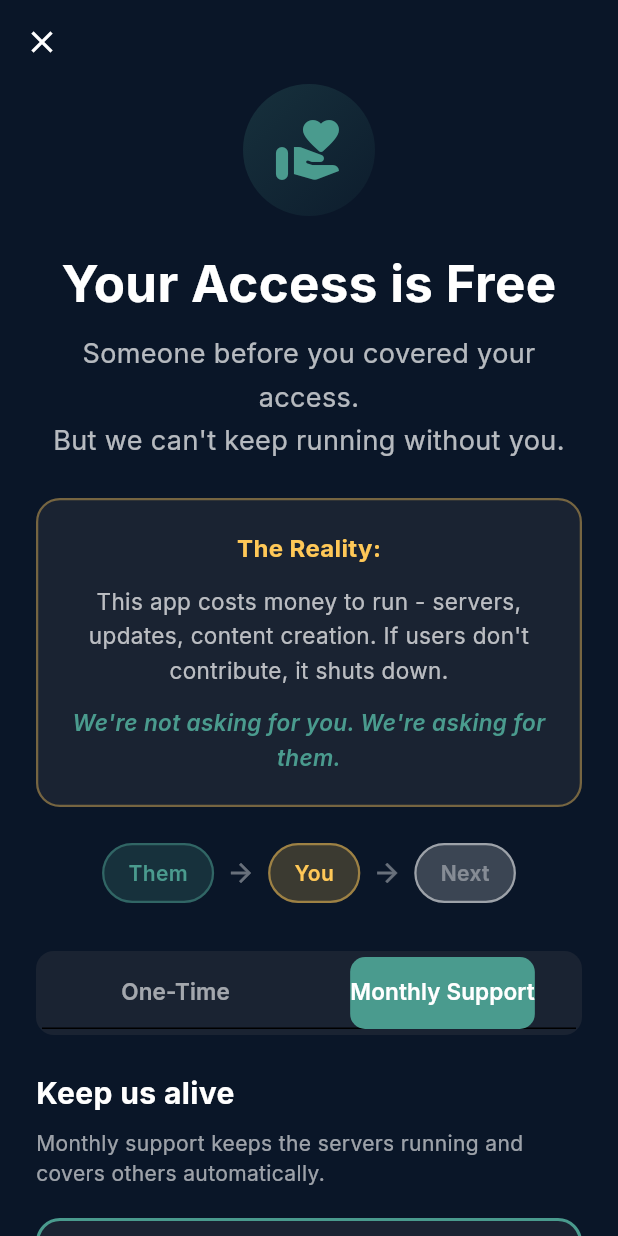
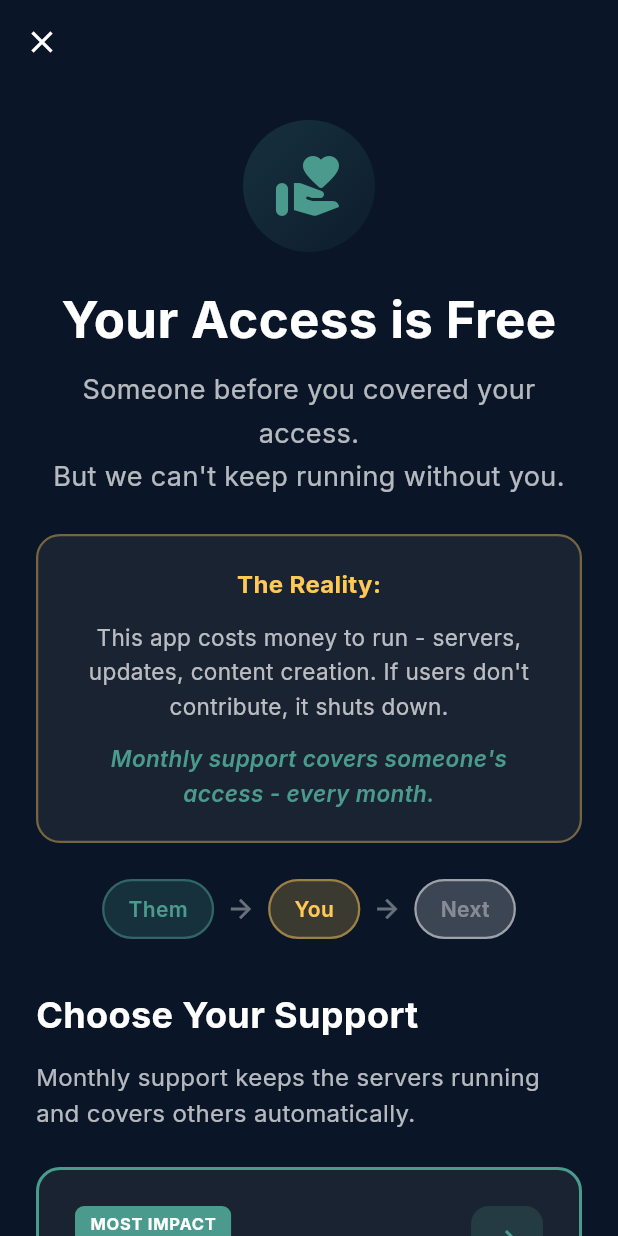
Before and after one commit to darrengalvin/oceaninsights, a Flutter app: the PayItForwardScreen screen opened directly, on a phone screen of 412 x 824 dp. Run offline on Flutter 3.47's test engine with Material 3 defaults, Android fonts, the phone set to English and light mode, and no system bars; our stand-ins replace flutter_animate, google_fonts, hive, hive_flutter, in_app_purchase, just_audio and 1 more; accounts and stored records are empty.

Commit message:
Remove one-time payments, keep only monthly subscriptions, add App Store IAP setup guide

```diff
--- a/lib/features/pay_it_forward/screens/pay_it_forward_screen.dart
+++ b/lib/features/pay_it_forward/screens/pay_it_forward_screen.dart
@@ -9,31 +9,21 @@ class PayItForwardScreen extends StatefulWidget {
   State<PayItForwardScreen> createState() => _PayItForwardScreenState();
 }
 
-class _PayItForwardScreenState extends State<PayItForwardScreen> with SingleTickerProviderStateMixin {
+class _PayItForwardScreenState extends State<PayItForwardScreen> {
   final IAPService _iapService = IAPService();
   bool _isLoading = true;
-  List<PurchaseOption> _oneTimeOptions = [];
   List<PurchaseOption> _subscriptionOptions = [];
-  late TabController _tabController;
 
   @override
   void initState() {
     super.initState();
-    _tabController = TabController(length: 2, vsync: this, initialIndex: 1); // Start on Monthly Support tab
     _loadProducts();
-  }
-
-  @override
-  void dispose() {
-    _tabController.dispose();
-    super.dispose();
   }
 
   Future<void> _loadProducts() async {
     setState(() => _isLoading = true);
     final options = await _iapService.loadProducts();
     setState(() {
-      _oneTimeOptions = options.where((o) => !o.isSubscription).toList();
       _subscriptionOptions = options.where((o) => o.isSubscription).toList();
       _isLoading = false;
     });
@@ -86,7 +76,7 @@ class _PayItForwardScreenState extends State<PayItForwardScreen> with SingleTick
               ),
               const SizedBox(height: 32),
               Text(
-                isSubscription ? 'You\'re Now Covering Others' : 'Mission Complete',
+                'You\'re Now Covering Others',
                 style: GoogleFonts.inter(
                   fontSize: 26,
                   fontWeight: FontWeight.bold,
@@ -96,9 +86,7 @@ class _PayItForwardScreenState extends State<PayItForwardScreen> with SingleTick
               ),
               const SizedBox(height: 16),
               Text(
-                isSubscription
-                    ? 'Every month, someone who needs this tool will get it - because of you.'
-                    : 'You just gave someone access when they needed it most. That matters.',
+                'Every month, someone who needs this tool will get it - because of you.',
                 style: GoogleFonts.inter(
                   fontSize: 16,
                   color: Colors.white70,
@@ -189,26 +177,17 @@ class _PayItForwardScreenState extends State<PayItForwardScreen> with SingleTick
                 ),
               )
             : SingleChildScrollView(
+                padding: const EdgeInsets.all(24),
                 child: Column(
                   children: [
                     // Hero Section
                     _buildHeroSection(),
                     const SizedBox(height: 32),
 
-                    // Payment Options Tabs
-                    _buildPaymentTabs(),
+                    // Monthly Support Options
+                    _buildSubscriptionOptions(),
 
-                    // Tab Content
-                    SizedBox(
-                      height: 400,
-                      child: TabBarView(
-                        controller: _tabController,
-                        children: [
-                          _buildOneTimeOptions(),
-                          _buildSubscriptionOptions(),
-                        ],
-                      ),
-                    ),
+                    const SizedBox(height: 32),
 
                     // Can't Pay Section
                     _buildCantPaySection(),
@@ -222,9 +201,7 @@ class _PayItForwardScreenState extends State<PayItForwardScreen> with SingleTick
   }
 
   Widget _buildHeroSection() {
-    return Container(
-      padding: const EdgeInsets.symmetric(horizontal: 24),
-      child: Column(
+    return Column(
       children: [
         // Icon
         Container(
@@ -306,7 +283,7 @@ class _PayItForwardScreenState extends State<PayItForwardScreen> with SingleTick
               ),
               const SizedBox(height: 12),
               Text(
-                  'We\'re not asking for you. We\'re asking for them.',
+                'Monthly support covers someone\'s access - every month.',
                 style: GoogleFonts.inter(
                   fontSize: 15,
                   fontWeight: FontWeight.w600,
@@ -336,7 +313,6 @@ class _PayItForwardScreenState extends State<PayItForwardScreen> with SingleTick
           ],
         ),
       ],
-      ),
     );
   }
 
@@ -359,90 +335,30 @@ class _PayItForwardScreenState extends State<PayItForwardScreen> with SingleTick
     );
   }
 
-  Widget _buildPaymentTabs() {
-    return Container(
-      margin: const EdgeInsets.symmetric(horizontal: 24),
-      padding: const EdgeInsets.all(4),
-      decoration: BoxDecoration(
-        color: const Color(0xFF1A2332),
-        borderRadius: BorderRadius.circular(12),
-      ),
-      child: TabBar(
-        controller: _tabController,
-        indicator: BoxDecoration(
-          color: const Color(0xFF4A9B8E),
-          borderRadius: BorderRadius.circular(10),
-        ),
-        labelColor: Colors.white,
-        unselectedLabelColor: Colors.white60,
-        labelStyle: GoogleFonts.inter(
-          fontSize: 15,
-          fontWeight: FontWeight.w600,
-        ),
-        tabs: const [
-          Tab(text: 'One-Time'),
-          Tab(text: 'Monthly Support'),
-        ],
-      ),
-    );
-  }
-
-  Widget _buildOneTimeOptions() {
-    return SingleChildScrollView(
-      padding: const EdgeInsets.symmetric(horizontal: 24, vertical: 24),
-      child: Column(
+  Widget _buildSubscriptionOptions() {
+    return Column(
       crossAxisAlignment: CrossAxisAlignment.start,
       children: [
         Text(
-            'Cover someone once',
+          'Choose Your Support',
           style: GoogleFonts.inter(
-              fontSize: 20,
+            fontSize: 24,
             fontWeight: FontWeight.bold,
             color: Colors.white,
           ),
         ),
-          const SizedBox(height: 8),
-          Text(
-            'A single payment. No ongoing commitment.',
-            style: GoogleFonts.inter(
-              fontSize: 14,
-              color: Colors.white60,
-            ),
-          ),
-          const SizedBox(height: 20),
-          ..._oneTimeOptions.map((option) => _buildPurchaseCard(option)),
-        ],
-      ),
-    );
-  }
-
-  Widget _buildSubscriptionOptions() {
-    return SingleChildScrollView(
-      padding: const EdgeInsets.symmetric(horizontal: 24, vertical: 24),
-      child: Column(
-        crossAxisAlignment: CrossAxisAlignment.start,
-        children: [
-          Text(
-            'Keep us alive',
-            style: GoogleFonts.inter(
-              fontSize: 20,
-              fontWeight: FontWeight.bold,
-              color: Colors.white,
-            ),
-          ),
-          const SizedBox(height: 8),
+        const SizedBox(height: 12),
         Text(
           'Monthly support keeps the servers running and covers others automatically.',
           style: GoogleFonts.inter(
-              fontSize: 14,
-              color: Colors.white60,
-              height: 1.4,
+            fontSize: 16,
+            color: Colors.white70,
+            height: 1.5,
           ),
         ),
-          const SizedBox(height: 20),
+        const SizedBox(height: 24),
         ..._subscriptionOptions.map((option) => _buildPurchaseCard(option)),
       ],
-      ),
     );
   }
 
```
Also changed, not shown: 1 other file. Lines whose indentation alone changed are shown as unchanged.
